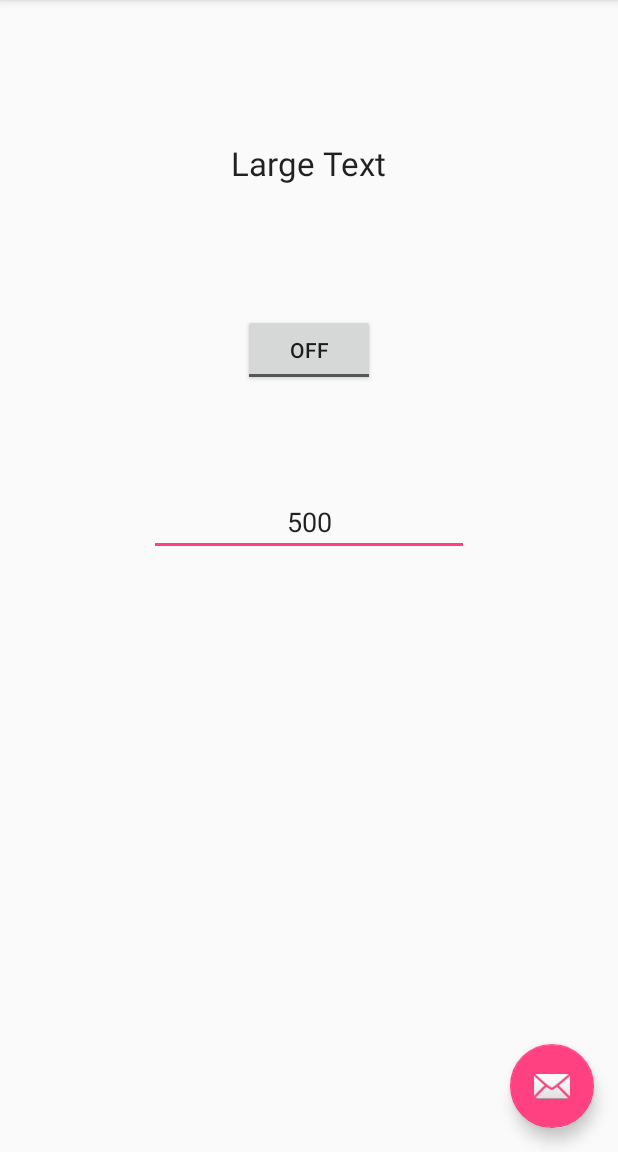
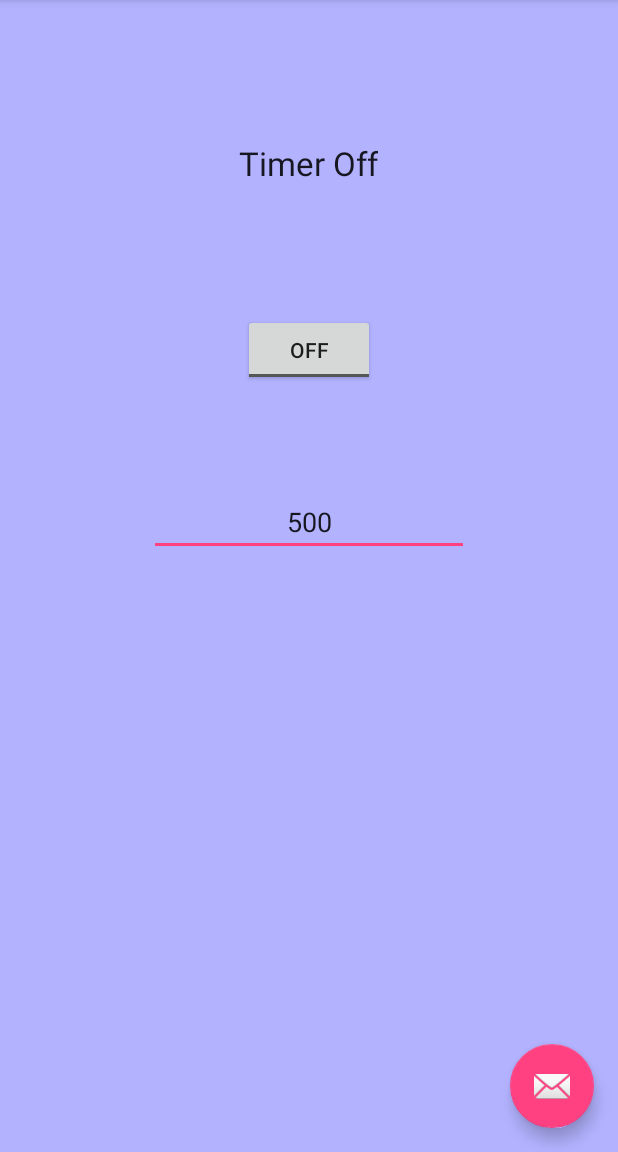
Before and after one commit to kushalk25/ergo-efficiency-timer, an Android app: the screen it shows after launch (MainActivity), on a phone screen of 412 x 824 dp, the part 84-1236 px from its top. Run offline under Robolectric (Android 15) with nearby library versions, the phone set to English and light mode, and no system bars.

Commit message:
added timer class which will handle most of the logic. Also made simple UI changes, background changes color

```diff
--- a/src/main/res/layout/content_main.xml
+++ b/src/main/res/layout/content_main.xml
@@ -10,14 +10,16 @@
     android:paddingTop="@dimen/activity_vertical_margin"
     app:layout_behavior="@string/appbar_scrolling_view_behavior"
     tools:context="com.example.owner.ergoefficiencytimer.MainActivity"
-    tools:showIn="@layout/activity_main">
+    tools:showIn="@layout/activity_main"
+    android:background="#B2B2FF"
+    android:id="@+id/rootLayout">
 
     <TextView
         android:layout_width="wrap_content"
         android:layout_height="wrap_content"
         android:textAppearance="?android:attr/textAppearanceLarge"
-        android:text="Large Text"
-        android:id="@+id/textView"
+        android:text="Timer Off"
+        android:id="@+id/stateText"
         android:layout_alignParentTop="true"
         android:layout_centerHorizontal="true"
         android:layout_marginTop="78dp" />
@@ -27,7 +29,7 @@
         android:layout_height="wrap_content"
         android:text="start Timer"
         android:id="@+id/timerToggle"
-        android:layout_below="@+id/textView"
+        android:layout_below="@+id/stateText"
         android:layout_centerHorizontal="true"
         android:layout_marginTop="86dp" />
 
```
Also changed, not shown: src/main/java/com/example/owner/ergoefficiencytimer/Timer.java (+90 -12 lines).
